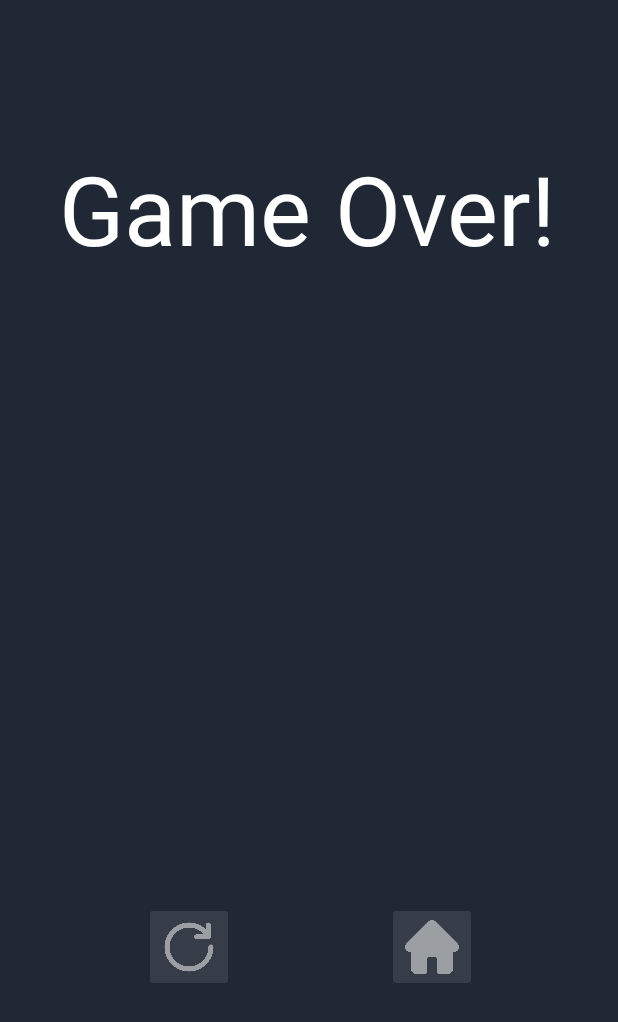
After one commit to Galahallt/MOBDEVE-Project, an Android app: the Over screen opened directly, with no data from a screen before it, on a phone screen of 412 x 824 dp. The commit adds this screen. Shown: the top 1022 px of the screen. Run offline under Robolectric (Android 15) with nearby library versions, the phone set to English and light mode, and no system bars; Roboto replaces fonts that are not available here; 1 statement that could not run was skipped.

Commit message:
Switch to game over

```diff
--- a/Pong/app/src/main/java/com/mobdeve/s14/espiritu/finez/perez/project/GameCanvas.java
+++ b/Pong/app/src/main/java/com/mobdeve/s14/espiritu/finez/perez/project/GameCanvas.java
@@ -254,7 +254,8 @@ public class GameCanvas extends SurfaceView implements SurfaceHolder.Callback {
         return paddle.bounds.contains(event.getX(), event.getY());
     }
 
-    public GameController getGameController() {
+    public GameController getGameController(GameActivity gAct) {
+        gameController.setGameAct(gAct);
         return gameController;
     }
 
--- a/Pong/app/src/main/java/com/mobdeve/s14/espiritu/finez/perez/project/MainActivity.java
+++ b/Pong/app/src/main/java/com/mobdeve/s14/espiritu/finez/perez/project/MainActivity.java
@@ -2,6 +2,7 @@ package com.mobdeve.s14.espiritu.finez.perez.project;
 
 import androidx.appcompat.app.AppCompatActivity;
 
+import android.app.Activity;
 import android.content.Intent;
 import android.os.Bundle;
 import android.view.View;
--- /dev/null
+++ b/Pong/app/src/main/java/com/mobdeve/s14/espiritu/finez/perez/project/Over.java
@@ -0,0 +1,14 @@
+package com.mobdeve.s14.espiritu.finez.perez.project;
+
+import android.os.Bundle;
+
+import androidx.appcompat.app.AppCompatActivity;
+
+public class Over extends AppCompatActivity {
+    @Override
+    protected void onCreate(Bundle savedInstanceState) {
+        GameActivity.fa.finish();
+        super.onCreate(savedInstanceState);
+        setContentView(R.layout.game_over);
+    }
+}
```
Also changed, not shown: Pong/app/src/main/AndroidManifest.xml (+9 -0 lines), Pong/app/src/main/java/com/mobdeve/s14/espiritu/finez/perez/project/GameActivity.java (+10 -2 lines), Pong/app/src/main/java/com/mobdeve/s14/espiritu/finez/perez/project/GameController.java (+7 -1 lines).
